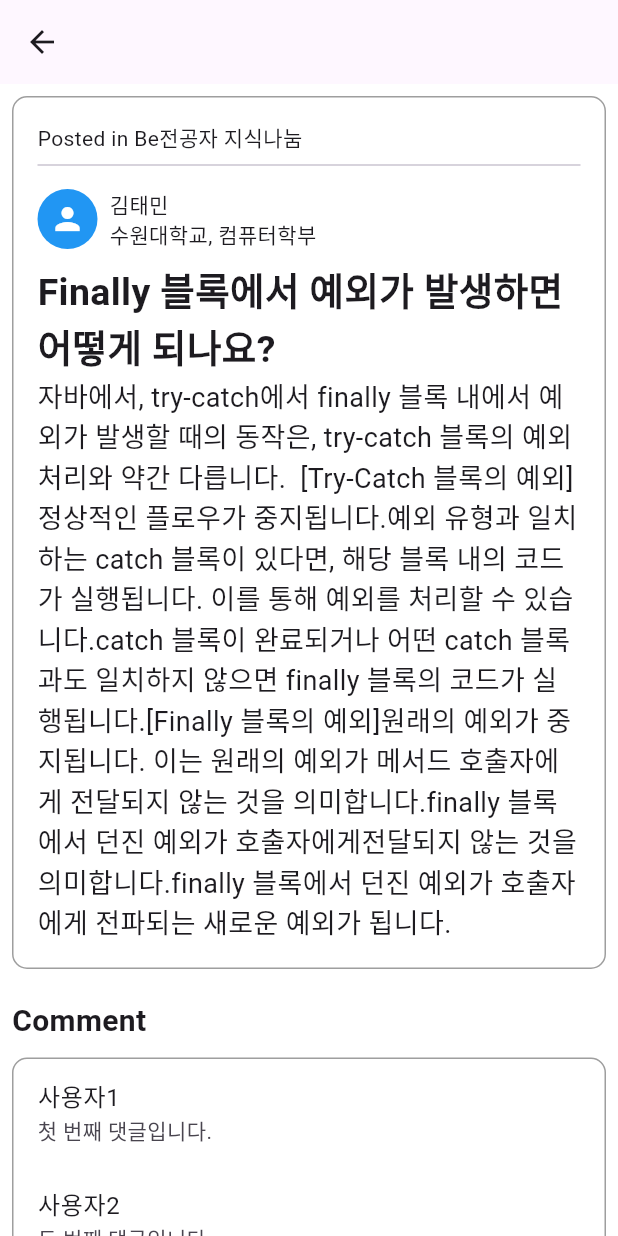
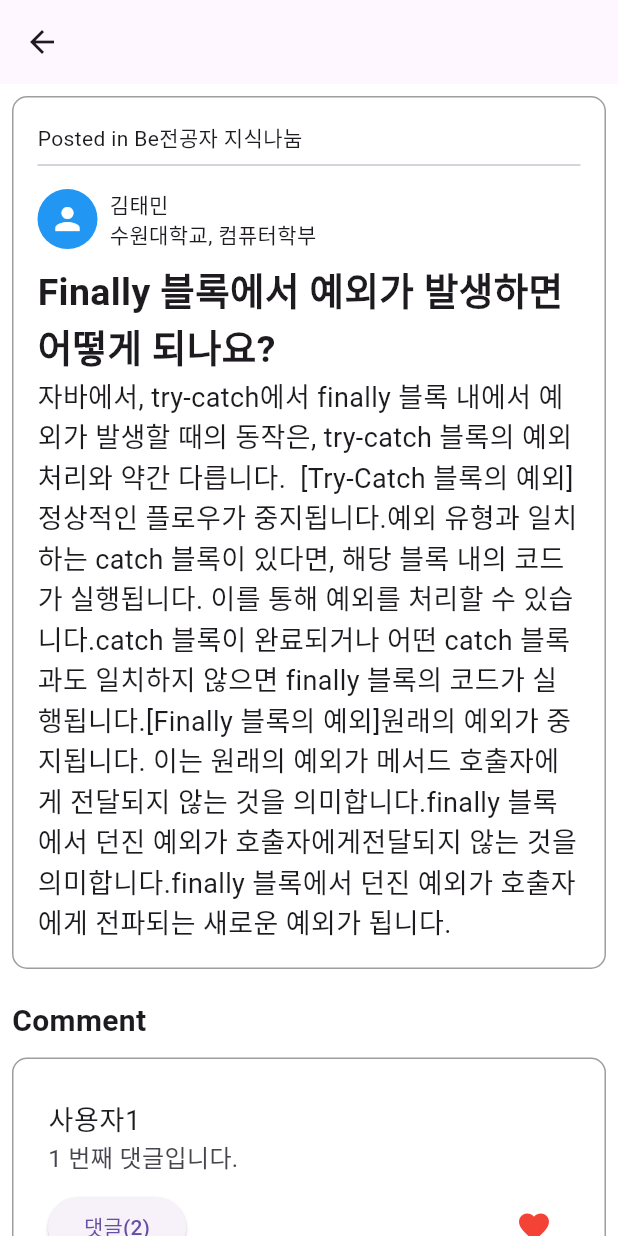
Before and after one commit to donghee9948/flutter_boardUI, a Flutter app: the DetailScreen screen opened directly, on a phone screen of 412 x 824 dp. Run offline on Flutter 3.47's test engine with Material 3 defaults, Android fonts, the phone set to English and light mode, and no system bars; our stand-ins replace flutter_svg; network calls fail.

Commit message:
comment update

```diff
--- a/lib/detail.dart
+++ b/lib/detail.dart
@@ -70,40 +70,64 @@ class DetailScreen extends StatelessWidget {
                   ],
                 ),
               ),
-              SizedBox(height: 20.0), // 공간 추가
+              SizedBox(height: 20.0),
               // Comment 글씨
               Text(
                 'Comment',
                 style: TextStyle(fontSize: 20.0, fontWeight: FontWeight.bold),
               ),
-              SizedBox(height: 10.0), // 공간 추가
+              SizedBox(height: 10.0),
               // 댓글 리스트
               Container(
                 decoration: BoxDecoration(
                   border: Border.all(color: Colors.grey,width: 1
                   ),
                   borderRadius: BorderRadius.circular(10.0),
-                  color: Colors.white, // 하얀색 배경
+                  color: Colors.white,
                 ),
-                height: 300.0, // 댓글이 많을 경우 스크롤 가능하도록 높이 지정
-                child: ListView(
+                height: 300.0,
+                child: ListView.separated(
+                  itemCount: 3, // commet 갯수!
+                  itemBuilder: (context, index) {
+                    final memberId = '사용자${index + 1}'; //  memberid
+                    final comment = '${index + 1} 번째 댓글입니다.'; // comment
+
+                    return Padding(
+                      padding: const EdgeInsets.all(8.0),
+                      child: ListTile(
+                        contentPadding: EdgeInsets.symmetric(vertical: 10.0, horizontal: 15.0),
+                        title: Text(memberId, style: TextStyle(fontSize: 18.0)),
+                        subtitle: Column(
+                          crossAxisAlignment: CrossAxisAlignment.start,
                           children: [
-                    ListTile(
-                      title: Text('사용자1'), //memberid 넣으면댐
-                      subtitle: Text('첫 번째 댓글입니다.'),  //comment 넣으면댐
+                            Text(comment, style: TextStyle(fontSize: 16.0)),
+                            SizedBox(height: 10.0),
+                            Row(
+                              crossAxisAlignment: CrossAxisAlignment.start,
+                              children: [
+                                ElevatedButton(
+                                  onPressed: () {
+                                  },
+                                  child: Text('댓글(2)'), // 대댓글 숫자 표시!
                                 ),
-                    ListTile(
-                      title: Text('사용자2'),
-                      subtitle: Text('두 번째 댓글입니다.'),
+                                Spacer(),
+                                IconButton(
+                                  onPressed: () {
+                                  },
+                                  icon: Icon(Icons.favorite, color: Colors.red),
                                 ),
-                    ListTile(
-                      title: Text('사용자3'),
-                      subtitle: Text('세 번째 댓글입니다.'),
+                              ],
                             ),
-                    // 필요한 만큼 댓글을 추가할 수 있습니다.
                           ],
                         ),
                       ),
+                    );
+                  },
+                  separatorBuilder: (context, index) {
+                    return Divider(color: Colors.grey);
+                  },
+                ),
+              )
             ],
           ),
         ),
```
Lines whose indentation alone changed are shown as unchanged.
